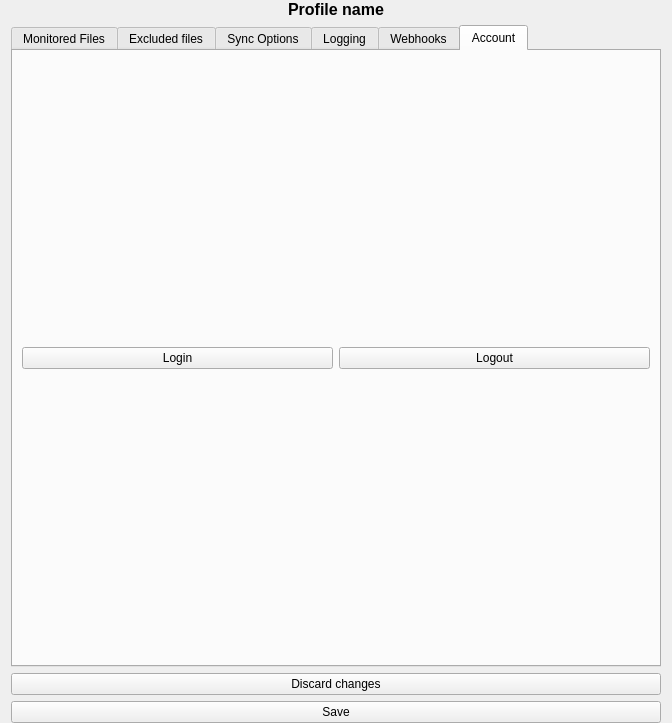
This is src/ui/profile_settings_page.ui in bpozdena/OneDriveGUI as Qt 5 draws it before an edit. The edited form follows.
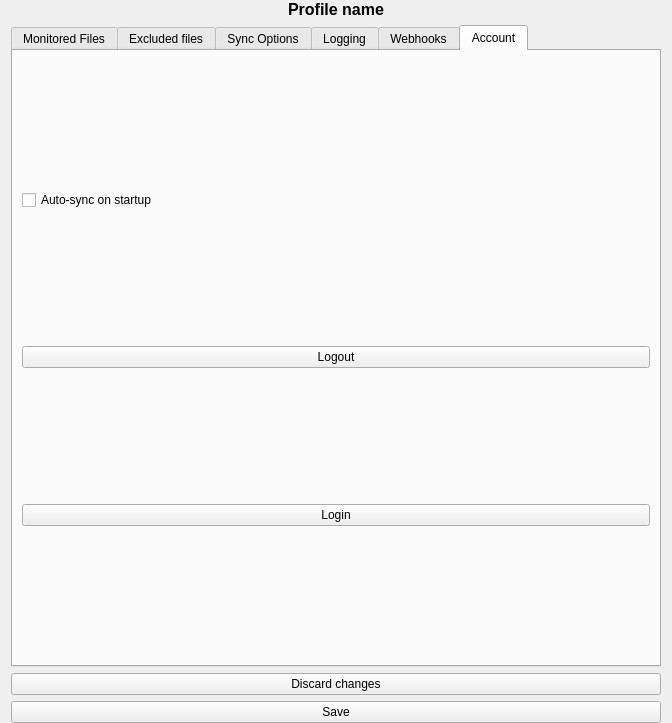
This is the edited form. The open tabs and pages were chosen to show the change.

What changed in the file:
```diff
--- a/src/ui/profile_settings_page.ui
+++ b/src/ui/profile_settings_page.ui
@@ -775,11 +775,11 @@
         <attribute name="title">
          <string>Account</string>
         </attribute>
-        <layout class="QHBoxLayout" name="horizontalLayout_2">
+        <layout class="QVBoxLayout" name="verticalLayout">
          <item>
-          <widget class="QPushButton" name="pushButton_login">
+          <widget class="QCheckBox" name="checkBox_auto_sync">
            <property name="text">
-            <string>Login</string>
+            <string>Auto-sync on startup</string>
            </property>
           </widget>
          </item>
@@ -790,6 +790,13 @@
            </property>
           </widget>
          </item>
+         <item>
+          <widget class="QPushButton" name="pushButton_login">
+           <property name="text">
+            <string>Login</string>
+           </property>
+          </widget>
+         </item>
         </layout>
        </widget>
       </widget>
```
Left out of the diff: 2 changed lines with no effect on the pictures.
